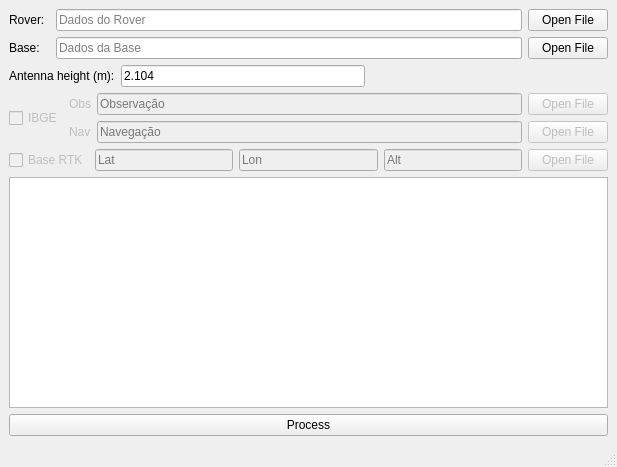
First picture: the form in app/rtkuser-qt/src/window.ui, repository HorusAeronaves/RTKLIB, before the edit.
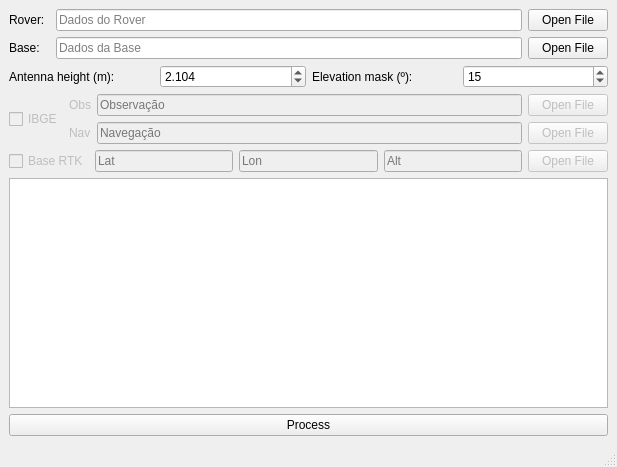
Second picture: the form after the edit. Icons and pictures are not drawn.

Commit message: Add spingbox in Antenna height and Elevation mask

What changed in the file:
```diff
--- a/app/rtkuser-qt/src/window.ui
+++ b/app/rtkuser-qt/src/window.ui
@@ -83,24 +83,37 @@
          </widget>
         </item>
         <item>
-         <widget class="QLineEdit" name="AntAltInput">
+         <widget class="QDoubleSpinBox" name="AntAltInput">
+          <property name="decimals">
+           <number>3</number>
+          </property>
+          <property name="maximum">
+           <double>9999.998999999999796</double>
+          </property>
+          <property name="singleStep">
+           <double>0.100000000000000</double>
+          </property>
+          <property name="value">
+           <double>2.104000000000000</double>
+          </property>
+         </widget>
+        </item>
+        <item>
+         <widget class="QLabel" name="label_6">
           <property name="text">
-           <string>2.104</string>
+           <string>Elevation mask (º):</string>
           </property>
          </widget>
         </item>
         <item>
-         <spacer name="horizontalSpacer">
-          <property name="orientation">
-           <enum>Qt::Horizontal</enum>
+         <widget class="QSpinBox" name="ElevationMaskInput">
+          <property name="maximum">
+           <number>90</number>
           </property>
-          <property name="sizeHint" stdset="0">
-           <size>
-            <width>40</width>
-            <height>20</height>
-           </size>
+          <property name="value">
+           <number>15</number>
           </property>
-         </spacer>
+         </widget>
         </item>
        </layout>
       </item>
```
The commit also changes 1 other file.
